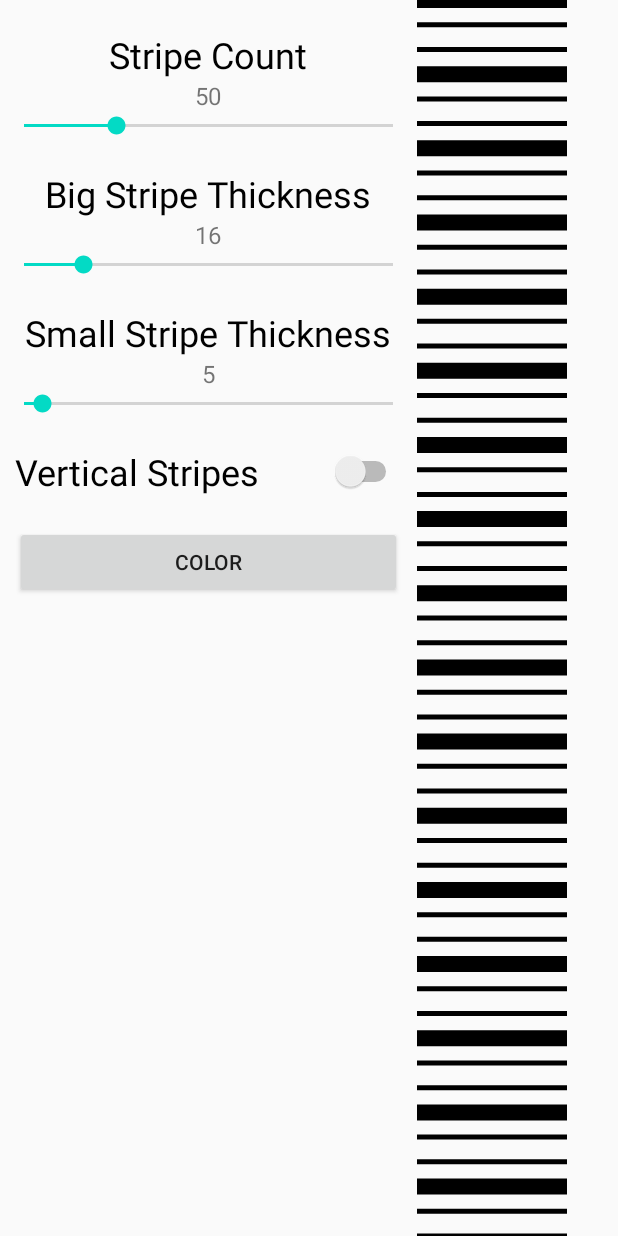
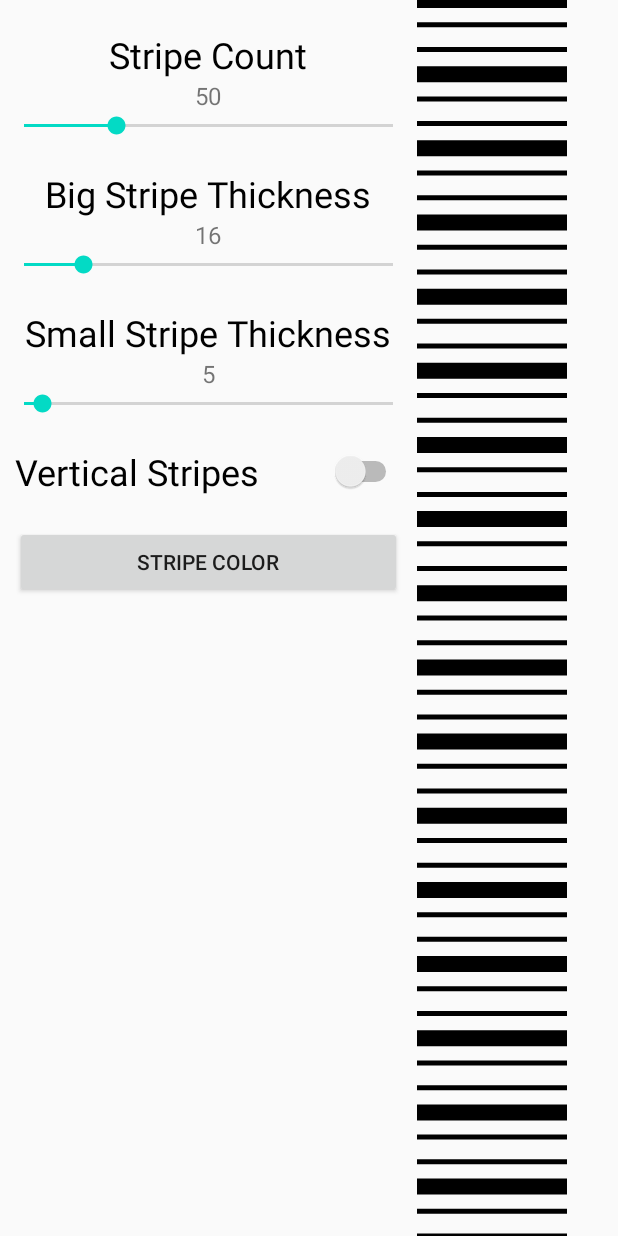
Before and after one commit to henkelmax/digital-dent-sail, an Android app: the SettingsActivity screen opened directly, with no data from a screen before it, on a phone screen of 412 x 824 dp. Run offline under Robolectric (Android 15) with nearby library versions, the phone set to English and light mode, and no system bars; libraries missing offline, so code that uses them is left out: top.defaults.colorpicker.

```diff
--- a/app/src/main/java/de/maxhenkel/hagelapp/ImageActivity.java
+++ b/app/src/main/java/de/maxhenkel/hagelapp/ImageActivity.java
@@ -55,6 +55,6 @@ public class ImageActivity extends AppCompatActivity {
         share.setType("image/*");
         Log.d(getPackageName(), path);
         share.putExtra(Intent.EXTRA_STREAM, Uri.fromFile(new File(path)));
-        startActivity(Intent.createChooser(share, "Share Image"));
+        startActivity(Intent.createChooser(share, getString(R.string.share_image)));
     }
 }
--- a/app/src/main/java/de/maxhenkel/hagelapp/MainActivity.java
+++ b/app/src/main/java/de/maxhenkel/hagelapp/MainActivity.java
@@ -144,7 +144,7 @@ public class MainActivity extends AppCompatActivity {
             @Override
             public void onImageSaved(@NonNull ImageCapture.OutputFileResults outputFileResults) {
                 runOnUiThread(() -> {
-                    Toast.makeText(MainActivity.this, "Image has been taken", Toast.LENGTH_LONG).show();
+                    Toast.makeText(MainActivity.this, R.string.image_taken, Toast.LENGTH_LONG).show();
                     previewView.setVisibility(View.VISIBLE);
                     vibrate();
                     Intent intent = new Intent(MainActivity.this, ImageActivity.class);
--- a/app/src/main/java/de/maxhenkel/hagelapp/SettingsActivity.java
+++ b/app/src/main/java/de/maxhenkel/hagelapp/SettingsActivity.java
@@ -155,8 +155,8 @@ public class SettingsActivity extends AppCompatActivity {
                     .initialColor(sharedPreferences.getInt("stripe_color", Color.BLACK))
                     .enableBrightness(true)
                     .enableAlpha(false)
-                    .okTitle("Choose")
-                    .cancelTitle("Cancel")
+                    .okTitle(getString(R.string.choose_color))
+                    .cancelTitle(getString(R.string.cancel_choose_color))
                     .showIndicator(true)
                     .showValue(true)
                     .build()
--- a/app/src/main/res/layout/settings.xml
+++ b/app/src/main/res/layout/settings.xml
@@ -17,7 +17,7 @@
             android:textSize="24sp"
             android:gravity="center"
             android:layout_weight="1"
-            android:text="Stripe Count" />
+            android:text="@string/settings_stripe_count" />
 
         <TextView
             android:id="@+id/stripeCountText"
@@ -42,7 +42,7 @@
             android:gravity="center"
             android:textSize="24sp"
             android:layout_weight="1"
-            android:text="Big Stripe Thickness" />
+            android:text="@string/settings_big_stripe_thickness" />
 
         <TextView
             android:id="@+id/stripeThicknessBigText"
@@ -67,7 +67,7 @@
             android:gravity="center"
             android:textSize="24sp"
             android:layout_weight="1"
-            android:text="Small Stripe Thickness" />
+            android:text="@string/settings_small_stripe_thickness" />
 
         <TextView
             android:id="@+id/stripeThicknessSmallText"
@@ -93,7 +93,7 @@
             android:textColor="@android:color/black"
             android:textSize="24sp"
             android:layout_weight="1"
-            android:text="Vertical Stripes" />
+            android:text="@string/settings_vertical_stripes" />
 
         <Button
             android:id="@+id/colorButton"
@@ -102,7 +102,7 @@
             android:layout_marginTop="20dp"
             android:layout_marginHorizontal="10dp"
             android:layout_weight="1"
-            android:text="Color" />
+            android:text="@string/settings_stripe_color" />
     </LinearLayout>
 
 </ScrollView>
--- a/app/src/main/res/values/strings.xml
+++ b/app/src/main/res/values/strings.xml
@@ -1,3 +1,12 @@
 <resources>
-    <string name="app_name">HagelApp</string>
+    <string name="app_name">Digitales Dellensegel</string>
+    <string name="share_image">Share Image</string>
+    <string name="image_taken">Image has been taken</string>
+    <string name="choose_color">Choose</string>
+    <string name="cancel_choose_color">Cancel</string>
+    <string name="settings_stripe_count">Stripe Count</string>
+    <string name="settings_big_stripe_thickness">Big Stripe Thickness</string>
+    <string name="settings_small_stripe_thickness">Small Stripe Thickness</string>
+    <string name="settings_vertical_stripes">Vertical Stripes</string>
+    <string name="settings_stripe_color">Stripe Color</string>
 </resources>
```
Also changed, not shown: app/src/main/AndroidManifest.xml (+8 -9 lines), 1 other file.
